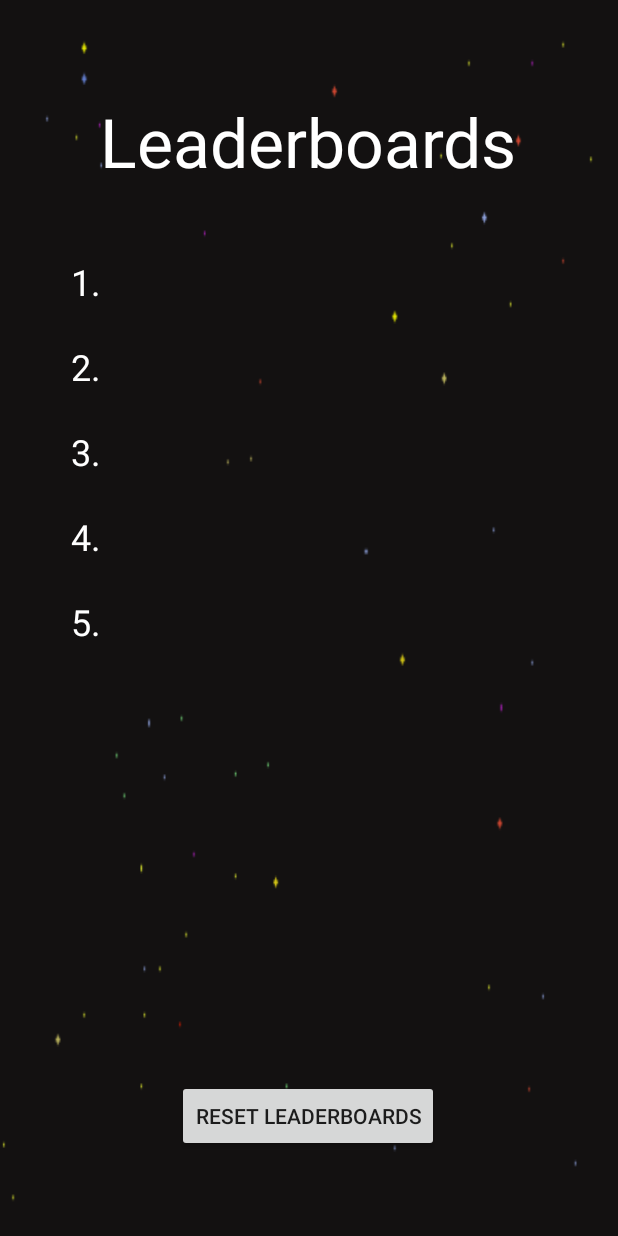
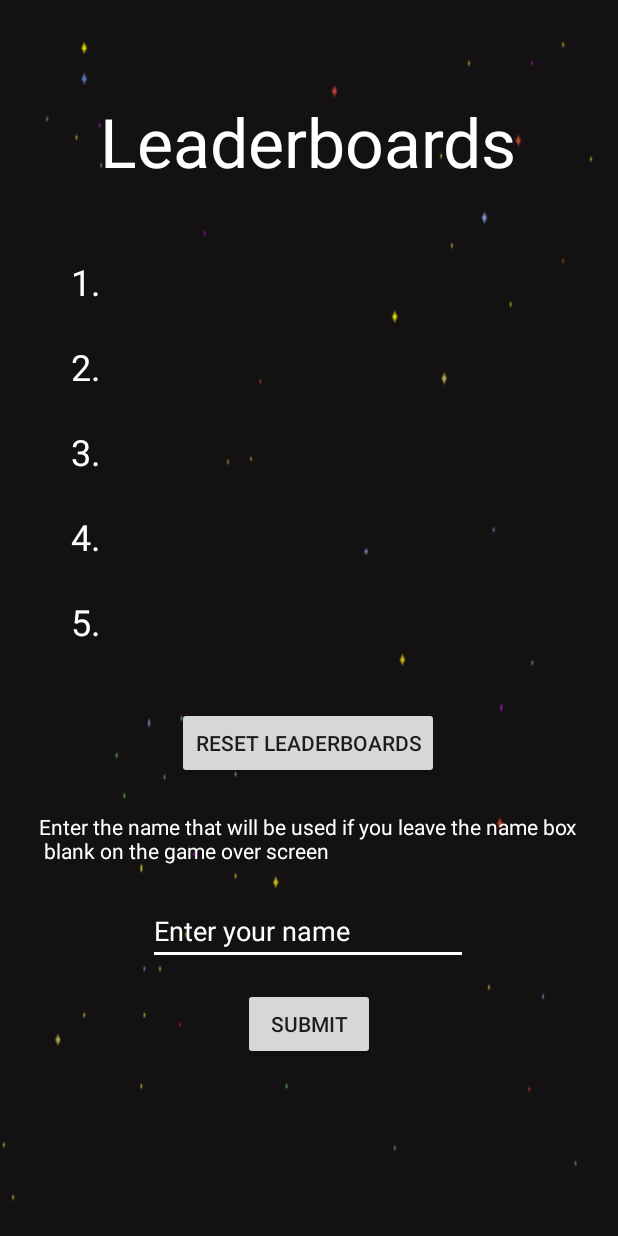
Before and after one commit to carltonknox/EC327-Asteroids-2, an Android app: the Leaderboards screen opened directly, with no data from a screen before it, on a phone screen of 412 x 824 dp. Run offline under Robolectric (Android 15) with nearby library versions, the phone set to English and light mode, and no system bars.

Commit message:
default name added

```diff
--- a/app/src/main/java/com/example/asteroids_engine_test/GamePanel.java
+++ b/app/src/main/java/com/example/asteroids_engine_test/GamePanel.java
@@ -108,6 +108,7 @@ public class GamePanel extends SurfaceView implements SurfaceHolder.Callback{
         lasers = new ArrayList<Laser>();
 
         bg = Bitmap.createScaledBitmap((BitmapFactory.decodeResource(getResources(),R.drawable.background_black)),w,h,false);
+
 
         ship = new SpaceShip(shp,shp2);
 
--- a/app/src/main/java/com/example/asteroids_engine_test/MainActivity.java
+++ b/app/src/main/java/com/example/asteroids_engine_test/MainActivity.java
@@ -3,7 +3,6 @@ package com.example.asteroids_engine_test;
 import android.Manifest;
 import android.animation.ObjectAnimator;
 import android.app.Activity;
-import android.content.Context;
 import android.content.Intent;
 import android.content.pm.PackageManager;
 import android.os.Build;
@@ -30,7 +29,6 @@ public class MainActivity extends Activity {
     @RequiresApi(api = Build.VERSION_CODES.KITKAT)
     @Override
     protected void onCreate(Bundle savedInstanceState) {
-        boolean hello = true;
         super.onCreate(savedInstanceState);
         getWindow().setFlags(WindowManager.LayoutParams.FLAG_FULLSCREEN,WindowManager.LayoutParams.FLAG_FULLSCREEN);
         this.requestWindowFeature(Window.FEATURE_NO_TITLE);
--- a/app/src/main/res/layout/activity_leaderboards.xml
+++ b/app/src/main/res/layout/activity_leaderboards.xml
@@ -6,6 +6,25 @@
     android:layout_height="match_parent"
     tools:context=".Leaderboards"
     android:background="@drawable/background_black">
+
+    <EditText
+        android:id="@+id/editTextName"
+        android:layout_width="wrap_content"
+        android:layout_height="wrap_content"
+        android:layout_marginStart="100dp"
+        android:layout_marginLeft="100dp"
+        android:layout_marginTop="21dp"
+        android:layout_marginEnd="101dp"
+        android:layout_marginRight="101dp"
+        android:ems="10"
+        android:hint="Enter your name"
+        android:inputType="textPersonName"
+        android:textColor="#FFFFFF"
+        android:textColorHint="#FFFFFF"
+        app:backgroundTint="#FFFFFF"
+        app:layout_constraintEnd_toEndOf="parent"
+        app:layout_constraintStart_toStartOf="parent"
+        app:layout_constraintTop_toBottomOf="@+id/textView9" />
 
     <TextView
         android:id="@+id/textView3"
@@ -229,12 +248,40 @@
         android:layout_height="wrap_content"
         android:layout_marginStart="118dp"
         android:layout_marginLeft="118dp"
-        android:layout_marginEnd="119dp"
-        android:layout_marginRight="119dp"
-        android:layout_marginBottom="56dp"
+        android:layout_marginTop="40dp"
         android:onClick="resetLeaderboards"
         android:text="Reset Leaderboards"
-        app:layout_constraintBottom_toBottomOf="parent"
+        app:layout_constraintStart_toStartOf="parent"
+        app:layout_constraintTop_toBottomOf="@+id/name5" />
+
+    <TextView
+        android:id="@+id/textView9"
+        android:layout_width="wrap_content"
+        android:layout_height="wrap_content"
+        android:layout_marginStart="22dp"
+        android:layout_marginLeft="22dp"
+        android:layout_marginTop="22dp"
+        android:layout_marginEnd="23dp"
+        android:layout_marginRight="23dp"
+        android:text="Enter the name that will be used if you leave the name box\n blank on the game over screen"
+        android:textColor="#FFFFFF"
         app:layout_constraintEnd_toEndOf="parent"
-        app:layout_constraintStart_toStartOf="parent" />
+        app:layout_constraintStart_toStartOf="parent"
+        app:layout_constraintTop_toBottomOf="@+id/button3" />
+
+    <Button
+        android:id="@+id/buttonSubmit"
+        android:layout_width="wrap_content"
+        android:layout_height="wrap_content"
+        android:layout_marginStart="161dp"
+        android:layout_marginLeft="161dp"
+        android:layout_marginTop="15dp"
+        android:layout_marginEnd="162dp"
+        android:layout_marginRight="162dp"
+        android:onClick="updateName"
+        android:text="SUBMIT"
+        app:layout_constraintEnd_toEndOf="parent"
+        app:layout_constraintStart_toStartOf="parent"
+        app:layout_constraintTop_toBottomOf="@+id/editTextName" />
+
 </androidx.constraintlayout.widget.ConstraintLayout>
```
Also changed, not shown: app/src/main/java/com/example/asteroids_engine_test/GamePanelActivity.java (+35 -6 lines), app/src/main/java/com/example/asteroids_engine_test/Leaderboards.java (+74 -0 lines).
